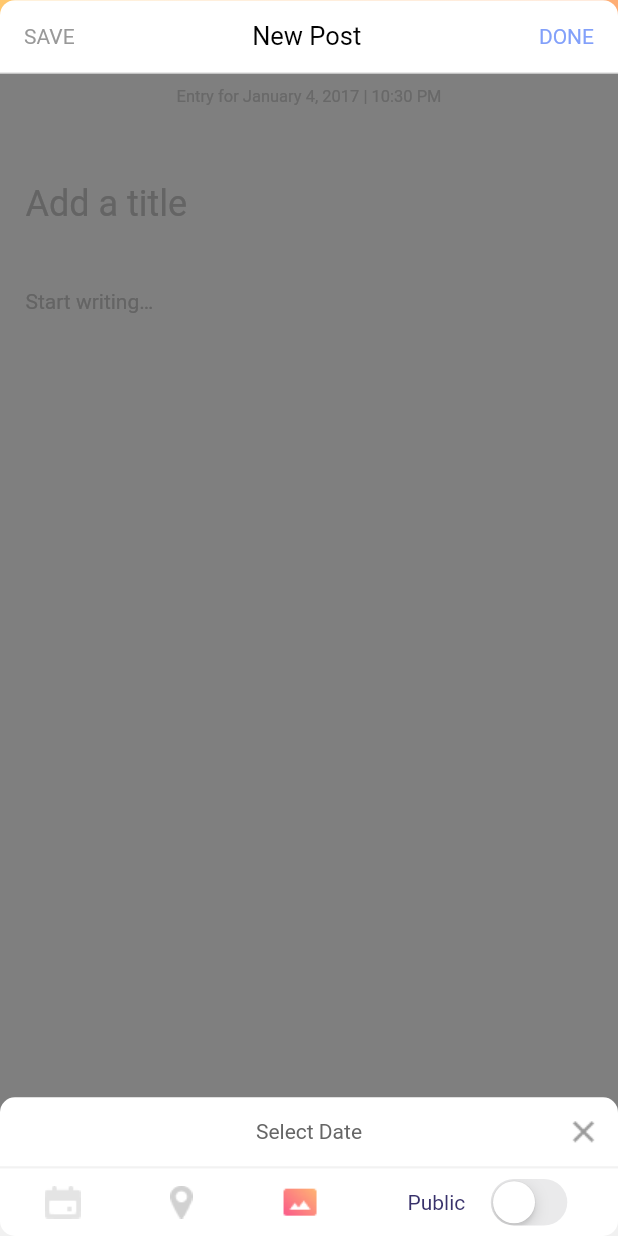
After one commit to vancuong0429/everyday, a Flutter app: the NewPostScreen screen opened directly, item 3 of the bottom bar chosen, on a phone screen of 412 x 824 dp. The commit adds this screen. Run offline on Flutter 3.47's test engine with Material 2 defaults, Android fonts, the phone set to English and light mode, and no system bars; our stand-ins replace flutter_calendar_carousel, page_indicator; missing offline and left inert: multi_image_picker.

Commit message:
Implement ui add_location_dialog & select_date_dialog

```diff
--- /dev/null
+++ b/lib/screens/main/dialog/add_photo_dialog.dart
@@ -0,0 +1,68 @@
+
+import 'package:flutter/material.dart';
+import 'package:multi_image_picker/multi_image_picker.dart';
+
+
+class AddPhotoDialog extends StatefulWidget{
+  @override
+  State<StatefulWidget> createState() => _AddPhotoState();
+
+}
+
+class _AddPhotoState extends State<AddPhotoDialog>{
+  @override
+  Widget build(BuildContext context) {
+    // TODO: implement build
+    return Container(
+      color: Color(0x80000000),
+      child: Stack(
+        children: <Widget>[
+          Positioned(
+            left: 0,
+            right: 0,
+            bottom: 0,
+            child: Container(
+              decoration: BoxDecoration(
+                  borderRadius: BorderRadius.only(topLeft: Radius.circular(10), topRight: Radius.circular(10)),
+                  color: Colors.white
+              ),
+              child: Column(
+                mainAxisSize: MainAxisSize.max,
+                children: <Widget>[
+                  Stack(
+                    children: <Widget>[
+                      Container(
+                        height: 45,
+                        child: Align(
+                            alignment: Alignment(0, 0),
+                            child: Text("Select Date", style: TextStyle( color: Color(0xFF666666), fontSize: 14),)
+                        ),
+                      ),
+                      Align(
+                        alignment: Alignment(1,0),
+                        child: Padding(
+                          padding: const EdgeInsets.all(11),
+                          child: InkWell(
+                            child: SizedBox(
+                              child: Image.asset("assets/ic_clear.png"),
+                            ),
+                          ),
+                        ),
+                      )
+                    ],
+                  ),
+                  Container(
+                    height: 0.5,
+                    color: Color(0xFFF1F1F1),
+                  ),
+
+                ],
+              ),
+            ),
+          )
+        ],
+      ),
+    );
+  }
+
+}
--- a/lib/screens/main/new_post_screen.dart
+++ b/lib/screens/main/new_post_screen.dart
@@ -1,3 +1,6 @@
+import 'package:everyday/screens/main/dialog/add_location_dialog.dart';
+import 'package:everyday/screens/main/dialog/add_photo_dialog.dart';
+import 'package:everyday/screens/main/dialog/select_date_dialog.dart';
 import 'package:everyday/screens/widgets/custom_app_bar.dart';
 import 'package:flutter/cupertino.dart';
 import 'package:flutter/material.dart';
@@ -8,6 +11,7 @@ class NewPostScreen extends StatefulWidget {
 }
 
 class _NewPostState extends State<NewPostScreen> {
+  var showDialog = 0;
   @override
   Widget build(BuildContext context) {
     // TODO: implement build
@@ -22,14 +26,16 @@ class _NewPostState extends State<NewPostScreen> {
               height: 48,
               iconSize: 24,
               items: [
-                AppBarItem("assets/ic_home_disible.png", "assets/ic_home_disible.png"),
                 AppBarItem(
-                    "assets/ic_calendar_disible.png", "assets/ic_calendar_disible.png"),
-                AppBarItem(
-                    "assets/ic_close_new_post.png", "assets/ic_close_new_post.png"),
-                AppBarItem(
-                    "assets/ic_discover_disible.png", "assets/ic_discover_disible.png"),
-                AppBarItem("assets/ic_profile_disible.png", "assets/ic_profile_disible.png")
+                    "assets/ic_home_disible.png", "assets/ic_home_disible.png"),
+                AppBarItem("assets/ic_calendar_disible.png",
+                    "assets/ic_calendar_disible.png"),
+                AppBarItem("assets/ic_close_new_post.png",
+                    "assets/ic_close_new_post.png"),
+                AppBarItem("assets/ic_discover_disible.png",
+                    "assets/ic_discover_disible.png"),
+                AppBarItem("assets/ic_profile_disible.png",
+                    "assets/ic_profile_disible.png")
               ],
               navigationTapped: (index) {
                 if (index == 2) {
@@ -70,7 +76,9 @@ class _NewPostState extends State<NewPostScreen> {
                 child: Container(
                   decoration: BoxDecoration(
                       color: Colors.white,
-                      borderRadius: BorderRadius.only(topLeft: Radius.circular(10), topRight: Radius.circular(10))),
+                      borderRadius: BorderRadius.only(
+                          topLeft: Radius.circular(10),
+                          topRight: Radius.circular(10))),
                   child: Column(
                     children: <Widget>[
                       Container(
@@ -112,7 +120,9 @@ class _NewPostState extends State<NewPostScreen> {
                         ),
                       ),
                       Expanded(
-                        child: Column(
+                        child: Stack(
+                          children: <Widget>[
+                            Column(
                               children: <Widget>[
                                 SizedBox(
                                   height: 9,
@@ -131,8 +141,8 @@ class _NewPostState extends State<NewPostScreen> {
                                     decoration: InputDecoration(
                                         border: InputBorder.none,
                                         hintText: "Add a title",
-                                    hintStyle:
-                                        TextStyle(color: Color(0xFFC8C8C8))),
+                                        hintStyle: TextStyle(
+                                            color: Color(0xFFC8C8C8))),
                                     style: TextStyle(
                                         fontSize: 24, color: Color(0xFF666666)),
                                   ),
@@ -146,13 +156,17 @@ class _NewPostState extends State<NewPostScreen> {
                                       decoration: InputDecoration(
                                           border: InputBorder.none,
                                           hintText: "Start writing…",
-                                      hintStyle:
-                                          TextStyle(color: Color(0xFFC8C8C8))),
+                                          hintStyle: TextStyle(
+                                              color: Color(0xFFC8C8C8))),
                                       style: TextStyle(
-                                      fontSize: 14, color: Color(0xFF999999)),
+                                          fontSize: 14,
+                                          color: Color(0xFF999999)),
                                     ),
                                   ),
-                            )
+                                ),
+                              ],
+                            ),
+                            getDialog(showDialog)
                           ],
                         ),
                       )
@@ -167,35 +181,65 @@ class _NewPostState extends State<NewPostScreen> {
     );
   }
 
+  Widget getDialog(int showDialog) {
+    var widget;
+    if (showDialog == 0) {
+      widget = Container();
+    } else if (showDialog == 1) {
+      widget = SelectDateDialog();
+    } else if (showDialog == 2) {
+      widget = AddLocationDialog();
+    }else if (showDialog == 3) {
+      widget = AddPhotoDialog();
+    }
+
+    return Visibility(
+      visible: showDialog == 0 ? false : true,
+      child: widget,
+    );
+  }
+
   Widget getTicker() {
     bool _enabledPublic = false;
     return Container(
       height: 45,
       decoration: BoxDecoration(
         color: Colors.white,
-          borderRadius: BorderRadius.only(bottomLeft: Radius.circular(10), bottomRight: Radius.circular(10)),
+        borderRadius: BorderRadius.only(
+            bottomLeft: Radius.circular(10), bottomRight: Radius.circular(10)),
       ),
       child: Row(
         mainAxisAlignment: MainAxisAlignment.spaceAround,
         children: <Widget>[
           InkWell(
-            child: Image.asset("assets/ic_calendar.png"),
-            onTap: () {},
+            child: Image.asset(showDialog == 1 ? "assets/ic_calendar_selected.png" : "assets/ic_calendar.png"),
+            onTap: () {
+              this.setState(() {
+                showDialog = 1;
+              });
+            },
           ),
           InkWell(
-            child: Image.asset("assets/ic_my_map.png"),
-            onTap: () {},
+            child: Image.asset(showDialog == 2 ? "assets/ic_my_map_selected.png" : "assets/ic_my_map.png"),
+            onTap: () {
+              this.setState(() {
+                showDialog = 2;
+              });
+            },
           ),
           InkWell(
-            child: Image.asset("assets/ic_photo.png"),
-            onTap: () {},
+            child: Image.asset(showDialog == 3 ? "assets/ic_photo_selected.png" : "assets/ic_photo.png"),
+            onTap: () {
+              this.setState(() {
+                showDialog = 3;
+              });
+            },
           ),
           Row(
             children: <Widget>[
               Text(
                 "Public",
-                style: TextStyle(
-                    color: Color(0xFF38316B), fontSize: 14),
+                style: TextStyle(color: Color(0xFF38316B), fontSize: 14),
               ),
               SizedBox(
                 width: 13,
@@ -206,7 +250,8 @@ class _NewPostState extends State<NewPostScreen> {
                   this.setState(() {
                     _enabledPublic = value;
                   });
-                },),
+                },
+              ),
             ],
           )
         ],
--- a/pubspec.yaml
+++ b/pubspec.yaml
@@ -29,6 +29,7 @@ dev_dependencies:
     sdk: flutter
   page_indicator: 0.3.0
   flutter_calendar_carousel: 1.3.18
+  multi_image_picker: 4.5.2
 
 
 # For information on the generic Dart part of this file, see the
```
Also changed, not shown: lib/screens/main/dialog/add_location_dialog.dart (added, +126 -0 lines), lib/screens/main/dialog/select_date_dialog.dart (added, +91 -0 lines), assets/ic_clear.png (added), pubspec.lock. Lines whose indentation alone changed are shown as unchanged.
